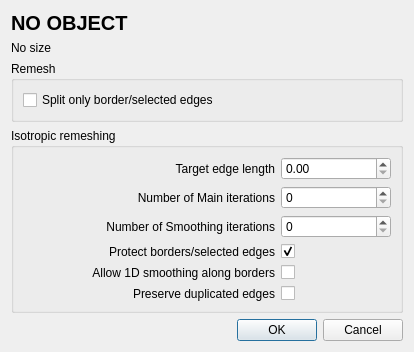
Qt form Polyhedron/demo/Polyhedron/Plugins/PMP/Isotropic_remeshing_dialog.ui (CGAL/cgal) before a commit.
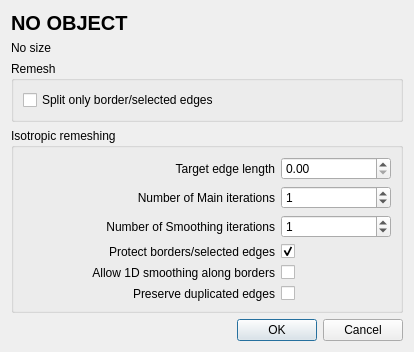
The same form after that commit.

Commit message: reorder tabs in remeshing dialog

Patch:
```diff
--- a/Polyhedron/demo/Polyhedron/Plugins/PMP/Isotropic_remeshing_dialog.ui
+++ b/Polyhedron/demo/Polyhedron/Plugins/PMP/Isotropic_remeshing_dialog.ui
@@ -177,6 +177,9 @@
           <height>0</height>
          </size>
         </property>
+        <property name="value">
+         <number>1</number>
+        </property>
        </widget>
       </item>
       <item row="2" column="0">
@@ -197,6 +200,9 @@
         <property name="maximum">
          <number>100</number>
         </property>
+        <property name="value">
+         <number>1</number>
+        </property>
        </widget>
       </item>
       <item row="3" column="0">
```
Left out of the diff: 13 changed lines with no effect on the pictures.
